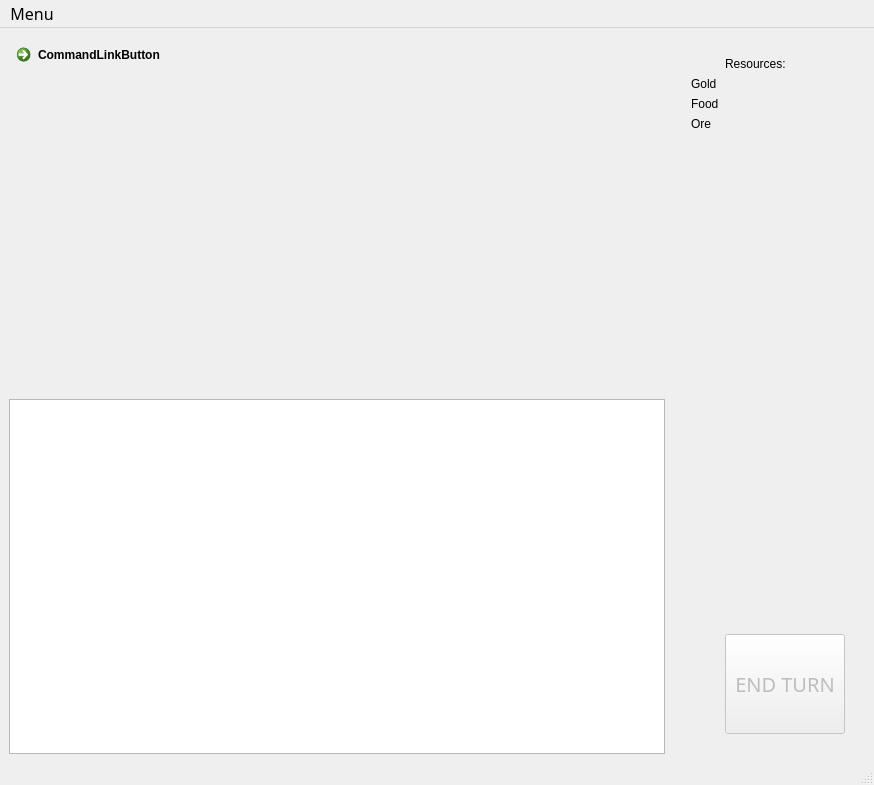
First picture: the form in Game/mapwindow.ui, repository juhvv/programming3-2019-project, before the edit.
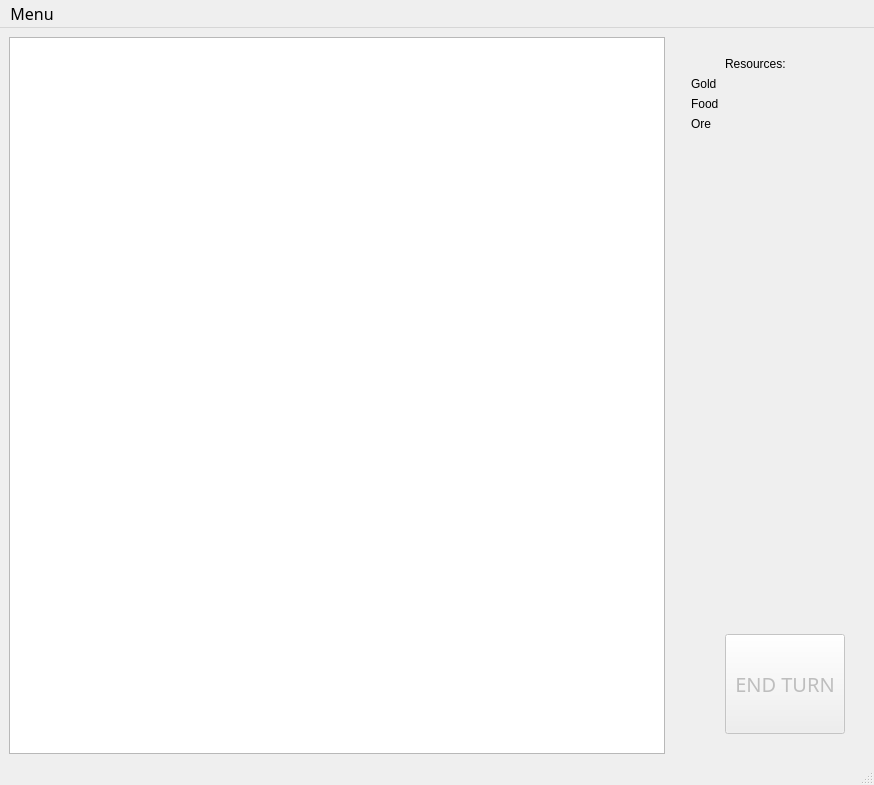
Second picture: the form after the edit. Icons and pictures are not drawn.

```diff
--- a/Game/mapwindow.ui
+++ b/Game/mapwindow.ui
@@ -26,13 +26,6 @@
       </property>
       <item>
        <layout class="QVBoxLayout" name="viewTxtboxLayout">
-        <item>
-         <widget class="QCommandLinkButton" name="commandLinkButton">
-          <property name="text">
-           <string>CommandLinkButton</string>
-          </property>
-         </widget>
-        </item>
         <item>
          <widget class="QTextBrowser" name="textBox">
           <property name="sizePolicy">
```
Left out of the diff: 2 changed lines with no effect on the pictures.
